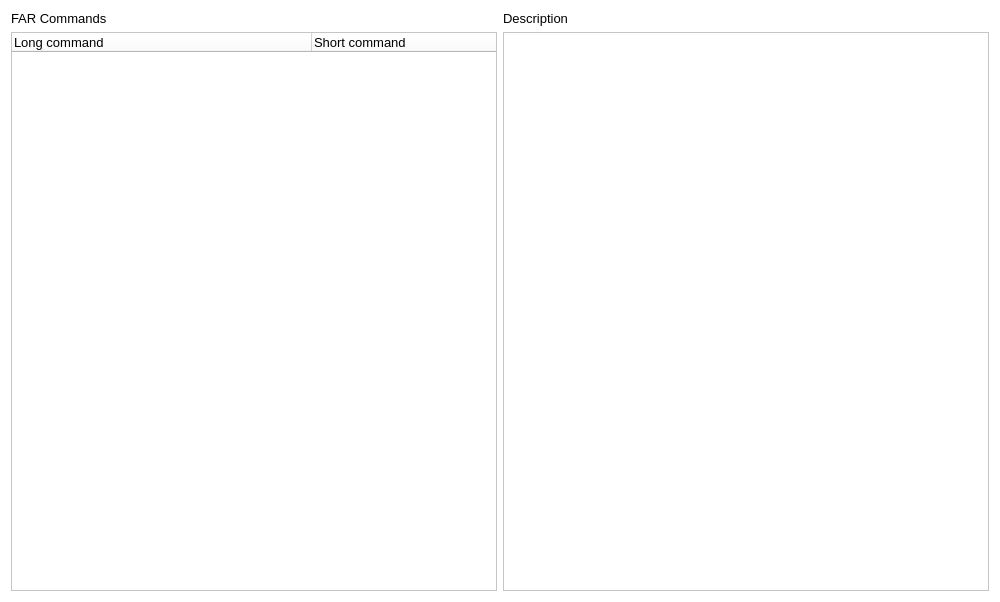
Before: the Qt Designer form farconfig/reference.ui in Knaster/EkdahlFarConfig, drawn with Qt 5.
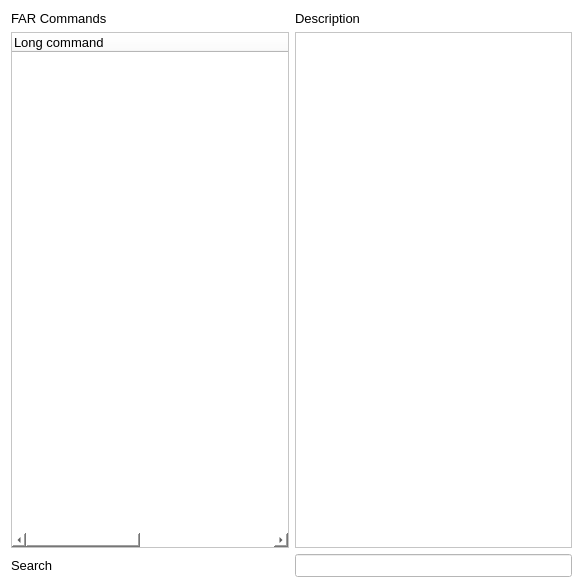
After: the same form once the commit is applied.

Commit message: Fixed reference, icons, plugin interfaces, chart command updates, window state etc

```diff
--- a/farconfig/reference.ui
+++ b/farconfig/reference.ui
@@ -6,8 +6,8 @@
    <rect>
     <x>0</x>
     <y>0</y>
-    <width>1000</width>
-    <height>602</height>
+    <width>583</width>
+    <height>588</height>
    </rect>
   </property>
   <property name="windowTitle">
@@ -24,14 +24,17 @@
   <layout class="QHBoxLayout" name="horizontalLayout">
    <item>
     <layout class="QGridLayout" name="gridLayout">
-     <item row="2" column="3">
-      <widget class="QPlainTextEdit" name="plainTextEditCMVDescription">
-       <property name="enabled">
-        <bool>true</bool>
+     <item row="2" column="0">
+      <widget class="QLabel" name="label">
+       <property name="text">
+        <string>Search</string>
        </property>
       </widget>
      </item>
-     <item row="0" column="3">
+     <item row="1" column="1">
+      <widget class="QTextEdit" name="plainTextEditCMVDescription"/>
+     </item>
+     <item row="0" column="1">
       <widget class="QLabel" name="label_31">
        <property name="sizePolicy">
         <sizepolicy hsizetype="Expanding" vsizetype="Preferred">
@@ -44,7 +47,7 @@
        </property>
       </widget>
      </item>
-     <item row="2" column="0">
+     <item row="1" column="0">
       <widget class="QTreeWidget" name="listWidgetCommands">
        <property name="columnCount">
         <number>2</number>
@@ -80,6 +83,9 @@
        </property>
       </widget>
      </item>
+     <item row="2" column="1">
+      <widget class="QLineEdit" name="lineEditReferenceSearch"/>
+     </item>
     </layout>
    </item>
   </layout>
```
The commit also changes 2952 other files.
